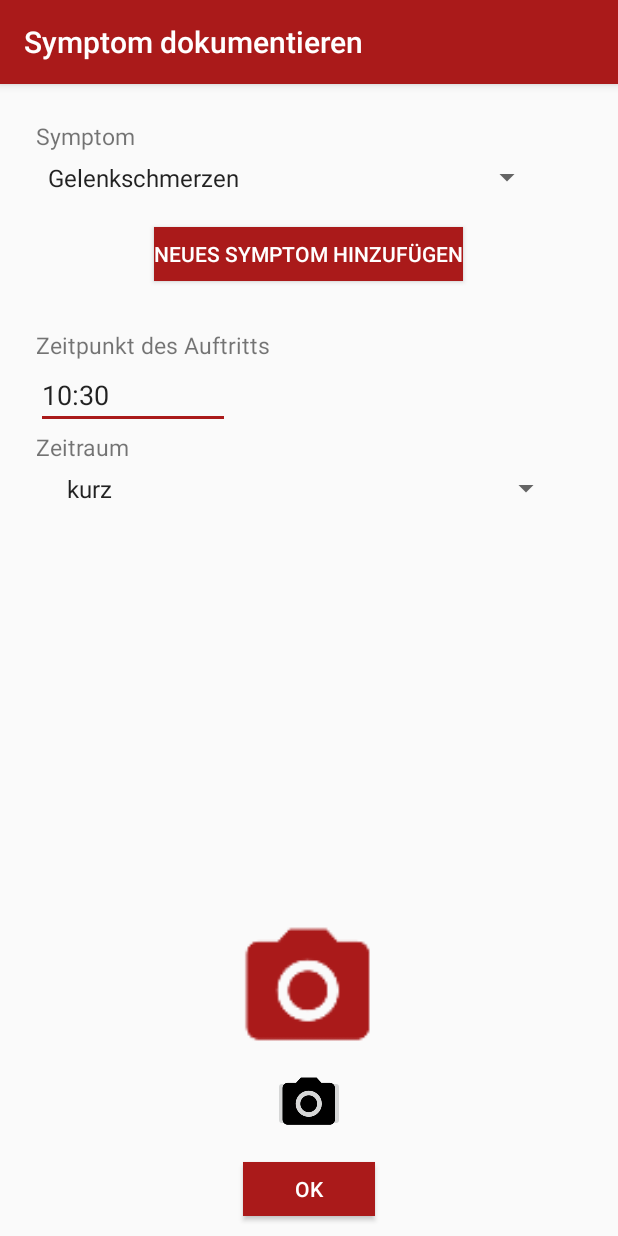
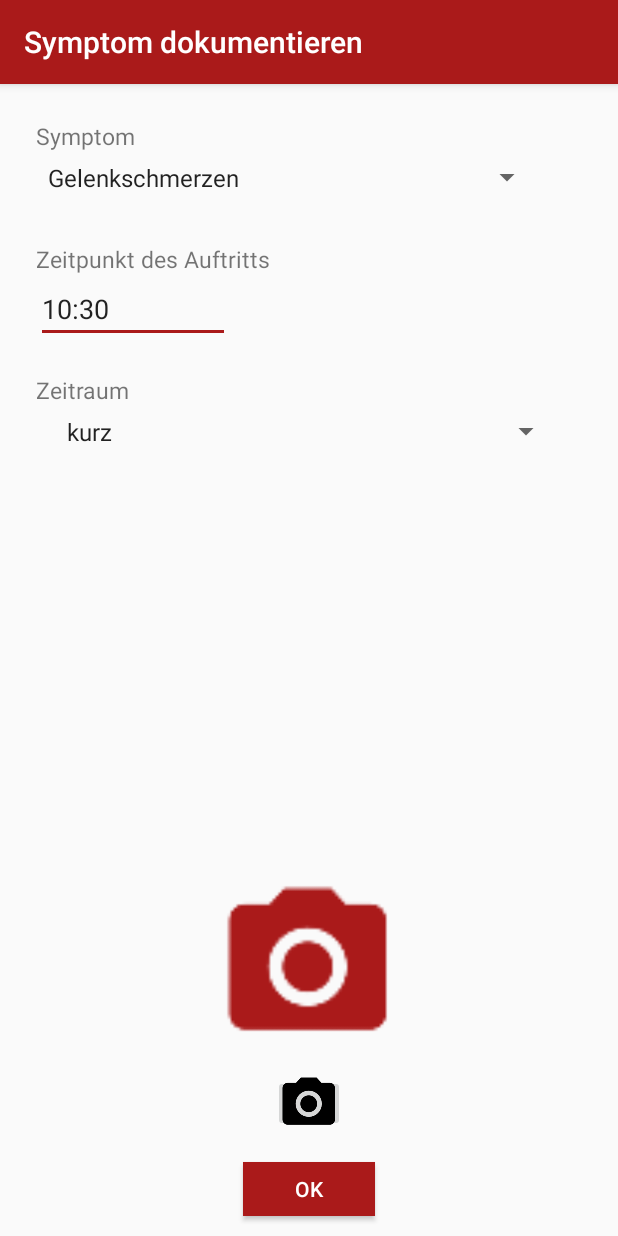
Before and after one commit to DiToni/MACED, an Android app: the SymptomeDokumentation screen opened directly, with no data from a screen before it, on a phone screen of 412 x 824 dp. Run offline under Robolectric (Android 15) with nearby library versions, the phone set to English and light mode, and no system bars.

```diff
--- a/app/src/main/java/com/example/anton/ma_ced/ScreenLogin.java
+++ b/app/src/main/java/com/example/anton/ma_ced/ScreenLogin.java
@@ -72,7 +72,7 @@ public class ScreenLogin extends AppCompatActivity {
                 }
             }
 
-            Intent intent = new Intent(getApplicationContext(), StoolList.class);
+            Intent intent = new Intent(getApplicationContext(), BurgerMenu.class);
 
             startActivity(intent);
         }
--- a/app/src/main/res/layout/activity_symptome_dokumentation.xml
+++ b/app/src/main/res/layout/activity_symptome_dokumentation.xml
@@ -26,26 +26,13 @@
         android:layout_below="@+id/textView21"
         android:layout_marginStart="24dp" />
 
-    <Button
-        android:id="@+id/button3"
-        android:layout_width="wrap_content"
-        android:layout_alignParentTop="true"
-        android:layout_centerHorizontal="true"
-        android:layout_marginTop="95dp"
-        android:layout_height="36dp"
-        android:background="#AA1A1A"
-        android:textColor="#FFF"
-        android:text="@string/symptomhinzufuegen" />
-
     <TextView
         android:id="@+id/textView22"
         android:layout_width="wrap_content"
         android:layout_height="wrap_content"
-        android:layout_alignParentStart="true"
         android:layout_alignParentTop="true"
         android:layout_alignStart="@+id/textView21"
-        android:layout_marginStart="24dp"
-        android:layout_marginTop="163dp"
+        android:layout_marginTop="106dp"
         android:text="@string/zeitpunktAuftritt"
         android:textSize="15sp" />
 
@@ -63,7 +50,7 @@
         android:layout_height="wrap_content"
         android:layout_alignParentTop="true"
         android:layout_alignStart="@+id/textView21"
-        android:layout_marginTop="231dp"
+        android:layout_marginTop="193dp"
         android:text="@string/zeitraum"
         android:textSize="15sp" />
 
@@ -89,7 +76,7 @@
     <ImageView
         android:id="@+id/imageView3"
         android:layout_width="334dp"
-        android:layout_height="112dp"
+        android:layout_height="143dp"
         android:layout_alignParentBottom="true"
         android:layout_centerHorizontal="true"
         android:layout_marginBottom="107dp"
--- a/app/src/main/res/values/strings.xml
+++ b/app/src/main/res/values/strings.xml
@@ -135,7 +135,7 @@
         <item>stechend</item>
         <item>dumpf</item>
         <item>bohrend</item>
-        <item>krampgartig</item>
+        <item>krampfartig</item>
         <item>eher diffus</item>
     </string-array>
 
```
Also changed, not shown: app/src/main/java/com/example/anton/ma_ced/Pain.java (+19 -2 lines), app/src/main/java/com/example/anton/ma_ced/SchmerzDokumentation.java (+66 -8 lines), app/src/main/java/com/example/anton/ma_ced/Symptom.java (+6 -6 lines), app/src/main/java/com/example/anton/ma_ced/SymptomeDokumentation.java (+4 -7 lines), app/src/main/res/layout/activity_schmerz_dokumentation.xml (+9 -11 lines).
